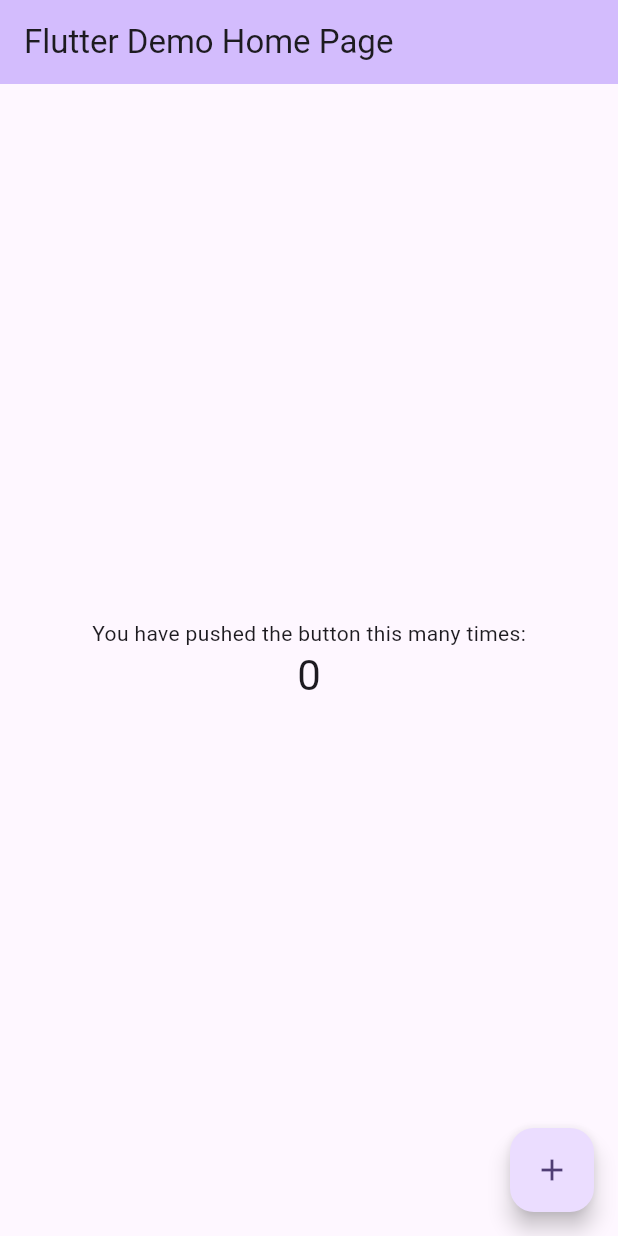
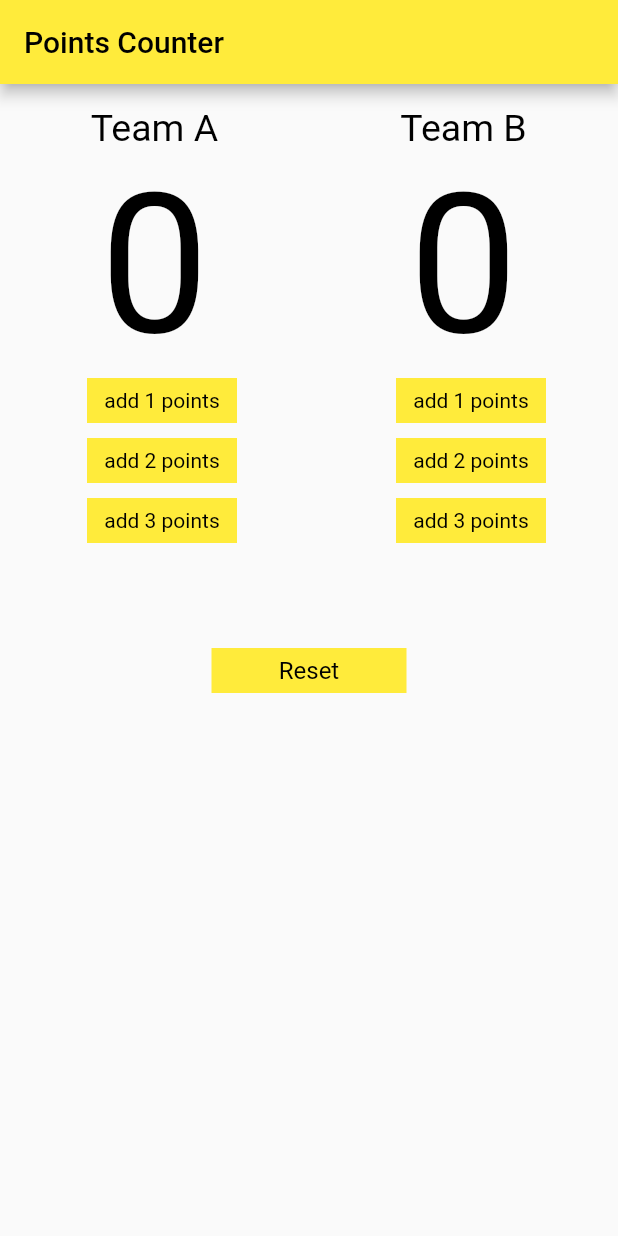
Before and after one commit to abdelrahman3003/basketball_points_counter, a Flutter app: the screen it shows after launch, on a phone screen of 412 x 824 dp. Run offline on Flutter 3.47's test engine with Material 2 defaults, Android fonts, the phone set to English and light mode, and no system bars.

Commit message:
first commit

```diff
--- a/lib/main.dart
+++ b/lib/main.dart
@@ -1,125 +1,209 @@
 import 'package:flutter/material.dart';
 
 void main() {
-  runApp(const MyApp());
+  runApp(const MaterialApp(
+    debugShowCheckedModeBanner: false,
+    home: Points_Counter(),
+  ));
 }
 
-class MyApp extends StatelessWidget {
-  const MyApp({super.key});
+class Points_Counter extends StatefulWidget {
+  const Points_Counter({super.key});
 
-  // This widget is the root of your application.
+  @override
+  State<Points_Counter> createState() => _Points_CounterState();
+}
+
+class _Points_CounterState extends State<Points_Counter> {
+  int A = 0, B = 0;
   @override
   Widget build(BuildContext context) {
-    return MaterialApp(
-      title: 'Flutter Demo',
-      theme: ThemeData(
-        // This is the theme of your application.
-        //
-        // TRY THIS: Try running your application with "flutter run". You'll see
-        // the application has a blue toolbar. Then, without quitting the app,
-        // try changing the seedColor in the colorScheme below to Colors.green
-        // and then invoke "hot reload" (save your changes or press the "hot
-        // reload" button in a Flutter-supported IDE, or press "r" if you used
-        // the command line to start the app).
-        //
-        // Notice that the counter didn't reset back to zero; the application
-        // state is not lost during the reload. To reset the state, use hot
-        // restart instead.
-        //
-        // This works for code too, not just values: Most code changes can be
-        // tested with just a hot reload.
-        colorScheme: ColorScheme.fromSeed(seedColor: Colors.deepPurple),
-        useMaterial3: true,
-      ),
-      home: const MyHomePage(title: 'Flutter Demo Home Page'),
-    );
-  }
-}
-
-class MyHomePage extends StatefulWidget {
-  const MyHomePage({super.key, required this.title});
-
-  // This widget is the home page of your application. It is stateful, meaning
-  // that it has a State object (defined below) that contains fields that affect
-  // how it looks.
-
-  // This class is the configuration for the state. It holds the values (in this
-  // case the title) provided by the parent (in this case the App widget) and
-  // used by the build method of the State. Fields in a Widget subclass are
-  // always marked "final".
-
-  final String title;
-
-  @override
-  State<MyHomePage> createState() => _MyHomePageState();
-}
-
-class _MyHomePageState extends State<MyHomePage> {
-  int _counter = 0;
-
-  void _incrementCounter() {
-    setState(() {
-      // This call to setState tells the Flutter framework that something has
-      // changed in this State, which causes it to rerun the build method below
-      // so that the display can reflect the updated values. If we changed
-      // _counter without calling setState(), then the build method would not be
-      // called again, and so nothing would appear to happen.
-      _counter++;
-    });
-  }
-
-  @override
-  Widget build(BuildContext context) {
-    // This method is rerun every time setState is called, for instance as done
-    // by the _incrementCounter method above.
-    //
-    // The Flutter framework has been optimized to make rerunning build methods
-    // fast, so that you can just rebuild anything that needs updating rather
-    // than having to individually change instances of widgets.
     return Scaffold(
       appBar: AppBar(
-        // TRY THIS: Try changing the color here to a specific color (to
-        // Colors.amber, perhaps?) and trigger a hot reload to see the AppBar
-        // change color while the other colors stay the same.
-        backgroundColor: Theme.of(context).colorScheme.inversePrimary,
-        // Here we take the value from the MyHomePage object that was created by
-        // the App.build method, and use it to set our appbar title.
-        title: Text(widget.title),
+        backgroundColor: Colors.yellow,
+        title: const Text(
+          "Points Counter",
+          style: TextStyle(color: Colors.black),
         ),
-      body: Center(
-        // Center is a layout widget. It takes a single child and positions it
-        // in the middle of the parent.
-        child: Column(
-          // Column is also a layout widget. It takes a list of children and
-          // arranges them vertically. By default, it sizes itself to fit its
-          // children horizontally, and tries to be as tall as its parent.
-          //
-          // Column has various properties to control how it sizes itself and
-          // how it positions its children. Here we use mainAxisAlignment to
-          // center the children vertically; the main axis here is the vertical
-          // axis because Columns are vertical (the cross axis would be
-          // horizontal).
-          //
-          // TRY THIS: Invoke "debug painting" (choose the "Toggle Debug Paint"
-          // action in the IDE, or press "p" in the console), to see the
-          // wireframe for each widget.
-          mainAxisAlignment: MainAxisAlignment.center,
-          children: <Widget>[
+      ),
+      body: Column(
+        children: [
+          Padding(
+            padding: const EdgeInsets.only(top: 15),
+            child: Row(
+              mainAxisAlignment: MainAxisAlignment.spaceAround,
+              children: [
+                Column(
+                  children: [
                     const Text(
-              'You have pushed the button this many times:',
+                      "Team A",
+                      style: TextStyle(color: Colors.black, fontSize: 25),
                     ),
                     Text(
-              '$_counter',
-              style: Theme.of(context).textTheme.headlineMedium,
+                      "$A",
+                      style:
+                          const TextStyle(color: Colors.black, fontSize: 130),
+                    ),
+                    Column(
+                      children: [
+                        InkWell(
+                          onTap: () {
+                            setState(() {
+                              A++;
+                            });
+                          },
+                          child: Container(
+                            margin: const EdgeInsets.only(bottom: 10, left: 10),
+                            alignment: Alignment.center,
+                            width: 100,
+                            height: 30,
+                            color: Colors.yellow,
+                            child: const Text(
+                              "add 1 points",
+                              style: TextStyle(color: Colors.black),
+                            ),
+                          ),
+                        ),
+                        InkWell(
+                          onTap: () {
+                            setState(() {
+                              A += 2;
+                            });
+                          },
+                          child: Container(
+                            margin: const EdgeInsets.only(bottom: 10, left: 10),
+                            alignment: Alignment.center,
+                            width: 100,
+                            height: 30,
+                            color: Colors.yellow,
+                            child: const Text(
+                              "add 2 points",
+                              style: TextStyle(color: Colors.black),
+                            ),
+                          ),
+                        ),
+                        InkWell(
+                          onTap: () {
+                            setState(() {
+                              A += 3;
+                            });
+                          },
+                          child: Container(
+                            margin: const EdgeInsets.only(bottom: 10, left: 10),
+                            alignment: Alignment.center,
+                            width: 100,
+                            height: 30,
+                            color: Colors.yellow,
+                            child: const Text(
+                              "add 3 points",
+                              style: TextStyle(color: Colors.black),
+                            ),
+                          ),
+                        ),
+                      ],
+                    ),
+                  ],
+                ),
+                Column(
+                  children: [
+                    const Text(
+                      "Team B",
+                      style: TextStyle(color: Colors.black, fontSize: 25),
+                    ),
+                    Text(
+                      "$B",
+                      style:
+                          const TextStyle(color: Colors.black, fontSize: 130),
+                    ),
+                    Column(
+                      children: [
+                        InkWell(
+                          onTap: () {
+                            setState(() {
+                              B++;
+                            });
+                          },
+                          child: Container(
+                            margin: const EdgeInsets.only(bottom: 10, left: 10),
+                            alignment: Alignment.center,
+                            width: 100,
+                            height: 30,
+                            color: Colors.yellow,
+                            child: const Text(
+                              "add 1 points",
+                              style: TextStyle(color: Colors.black),
+                            ),
+                          ),
+                        ),
+                        InkWell(
+                          onTap: () {
+                            setState(() {
+                              B += 2;
+                            });
+                          },
+                          child: Container(
+                            margin: const EdgeInsets.only(bottom: 10, left: 10),
+                            alignment: Alignment.center,
+                            width: 100,
+                            height: 30,
+                            color: Colors.yellow,
+                            child: const Text(
+                              "add 2 points",
+                              style: TextStyle(color: Colors.black),
+                            ),
+                          ),
+                        ),
+                        InkWell(
+                          onTap: () {
+                            setState(() {
+                              B += 3;
+                            });
+                          },
+                          child: Container(
+                            margin: const EdgeInsets.only(bottom: 10, left: 10),
+                            alignment: Alignment.center,
+                            width: 100,
+                            height: 30,
+                            color: Colors.yellow,
+                            child: const Text(
+                              "add 3 points",
+                              style: TextStyle(color: Colors.black),
+                            ),
+                          ),
+                        ),
+                      ],
+                    ),
+                  ],
                 ),
               ],
             ),
           ),
-      floatingActionButton: FloatingActionButton(
-        onPressed: _incrementCounter,
-        tooltip: 'Increment',
-        child: const Icon(Icons.add),
-      ), // This trailing comma makes auto-formatting nicer for build methods.
+          const SizedBox(
+            height: 60,
+          ),
+          InkWell(
+            onTap: () {
+              setState(() {
+                A = 0;
+                B = 0;
+              });
+            },
+            child: Container(
+              alignment: Alignment.center,
+              child: Container(
+                alignment: Alignment.center,
+                width: 130,
+                height: 30,
+                color: Colors.yellow,
+                child: const Text(
+                  "Reset",
+                  style: TextStyle(color: Colors.black, fontSize: 16),
+                ),
+              ),
+            ),
+          )
+        ],
+      ),
     );
   }
 }
```
Lines whose indentation alone changed are shown as unchanged.
